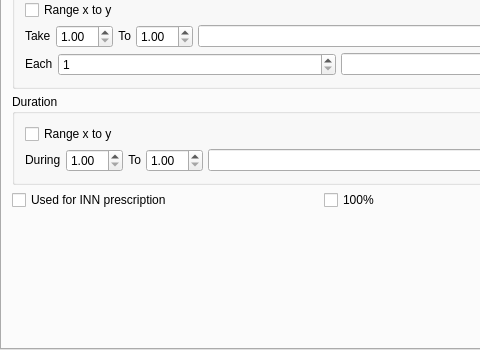
The window that plugins/drugsplugin/dosagedialog/mfDosageViewer.ui (FreeHealth/freehealth) describes before a commit, drawn with Qt 5; both pictures show x 0 to 480 and y 123 to 473 of the 643 by 473 pixel window.
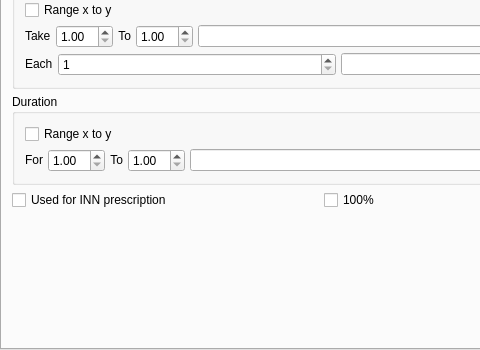
The same window after the commit. The open tabs and pages were chosen to show the change. Custom widgets are drawn as their Qt base class.

```diff
--- a/plugins/drugsplugin/dosagedialog/mfDosageViewer.ui
+++ b/plugins/drugsplugin/dosagedialog/mfDosageViewer.ui
@@ -299,7 +299,7 @@
                </sizepolicy>
               </property>
               <property name="text">
-               <string>During</string>
+               <string>For</string>
               </property>
              </widget>
             </item>
```
Left out of the diff: 2 changed lines with no effect on the pictures.
